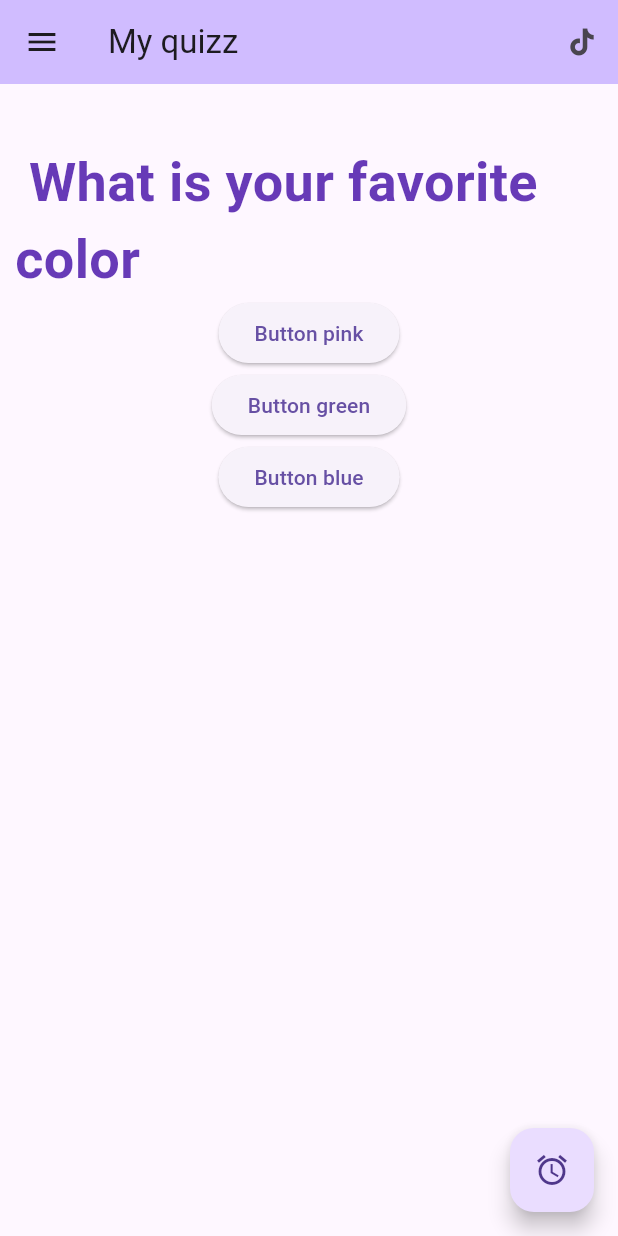
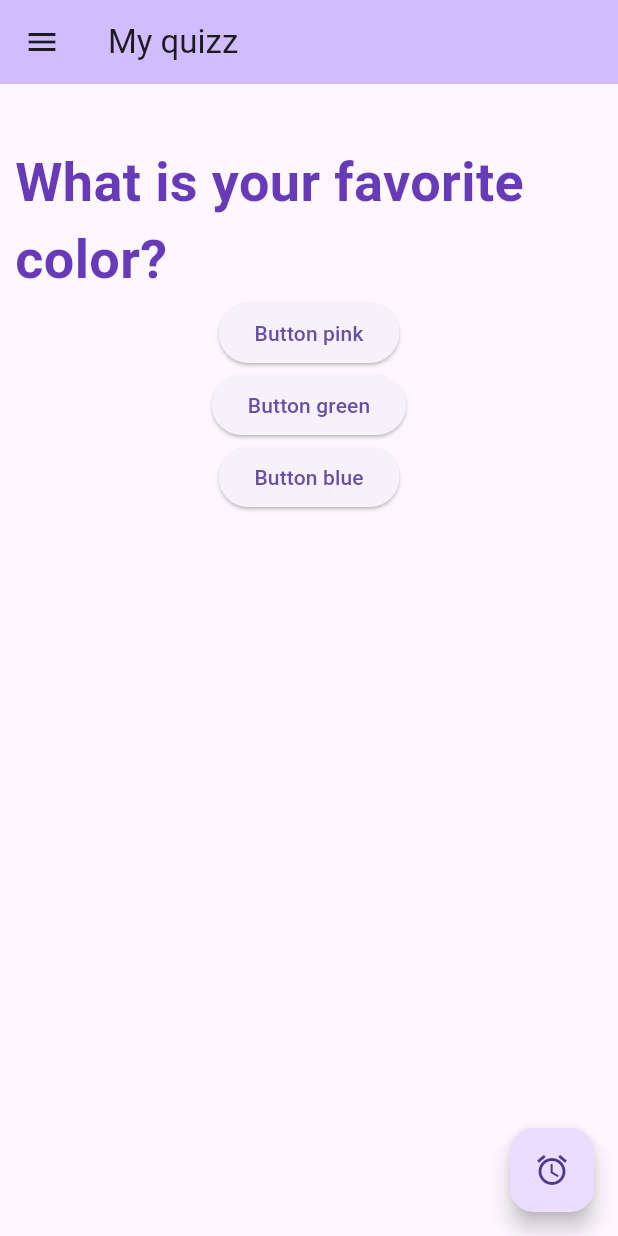
Before and after one commit to karimalabidi12/dev, a Flutter app: the Homepage screen opened by its route, on a phone screen of 412 x 824 dp. Run offline on Flutter 3.47's test engine with Material 3 defaults, Android fonts, the phone set to English and light mode, and no system bars.

Commit message:
second commit

```diff
--- a/lib/acceuil.dart
+++ b/lib/acceuil.dart
@@ -23,7 +23,7 @@ class Acceuil extends StatelessWidget {
             onPressed: () {
               Navigator.pushNamed(context, '/home');
             },
-            child: Text('start'),
+            child: Text('Get start'),
           )
         ],
       ),
--- a/lib/homepage.dart
+++ b/lib/homepage.dart
@@ -1,4 +1,6 @@
 import 'package:flutter/material.dart';
+import 'package:quizproject/acceuil.dart';
+import 'package:quizproject/quizz.dart';
 
 class Homepage extends StatelessWidget {
   const Homepage({
@@ -11,14 +13,6 @@ class Homepage extends StatelessWidget {
       appBar: AppBar(
         backgroundColor: Theme.of(context).colorScheme.inversePrimary,
         title: Text('My quizz'),
-        actions: [
-          IconButton(
-            onPressed: () {
-              Navigator.pop(context);
-            },
-            icon: Icon(Icons.tiktok),
-          ),
-        ],
       ),
       body: Padding(
         padding: const EdgeInsets.all(10),
@@ -27,7 +21,7 @@ class Homepage extends StatelessWidget {
             children: [
               SizedBox(height: 30),
               Text(
-                ' What is your favorite color ',
+                'What is your favorite color?',
                 style: TextStyle(
                   fontSize: 36,
                   fontWeight: FontWeight.bold,
@@ -38,21 +32,18 @@ class Homepage extends StatelessWidget {
                 onPressed: () {
                   print('Bouton rose cliqué');
                 },
-                style: ElevatedButton.styleFrom(),
                 child: Text('Button pink'),
               ),
               ElevatedButton(
                 onPressed: () {
                   print('Bouton Vert cliqué');
                 },
-                style: ElevatedButton.styleFrom(),
                 child: Text('Button green'),
               ),
               ElevatedButton(
                 onPressed: () {
                   print('Bouton Bleu cliqué');
                 },
-                style: ElevatedButton.styleFrom(),
                 child: Text('Button blue'),
               ),
             ],
@@ -62,9 +53,42 @@ class Homepage extends StatelessWidget {
       floatingActionButton:
           FloatingActionButton(onPressed: null, child: Icon(Icons.alarm)),
       drawer: Drawer(
-        child: Text(
-          "Menu",
-          style: TextStyle(fontSize: 36),
+        child: ListView(
+          padding: EdgeInsets.zero,
+          children: <Widget>[
+            DrawerHeader(
+              decoration: BoxDecoration(
+                color: Colors.blue,
+              ),
+              child: Text(
+                'Menu',
+                style: TextStyle(
+                  color: Colors.white,
+                  fontSize: 24,
+                ),
+              ),
+            ),
+            ListTile(
+              leading: Icon(Icons.home),
+              title: Text('Accueil'),
+              onTap: () {
+                Navigator.push(
+                  context,
+                  MaterialPageRoute(builder: (context) => Acceuil()),
+                );
+              },
+            ),
+            ListTile(
+              leading: Icon(Icons.quiz),
+              title: Text('Quizz'),
+              onTap: () {
+                Navigator.push(
+                  context,
+                  MaterialPageRoute(builder: (context) => Quizz()),
+                );
+              },
+            ),
+          ],
         ),
       ),
     );
```
Also changed, not shown: lib/quizz.dart (added, +118 -0 lines).
